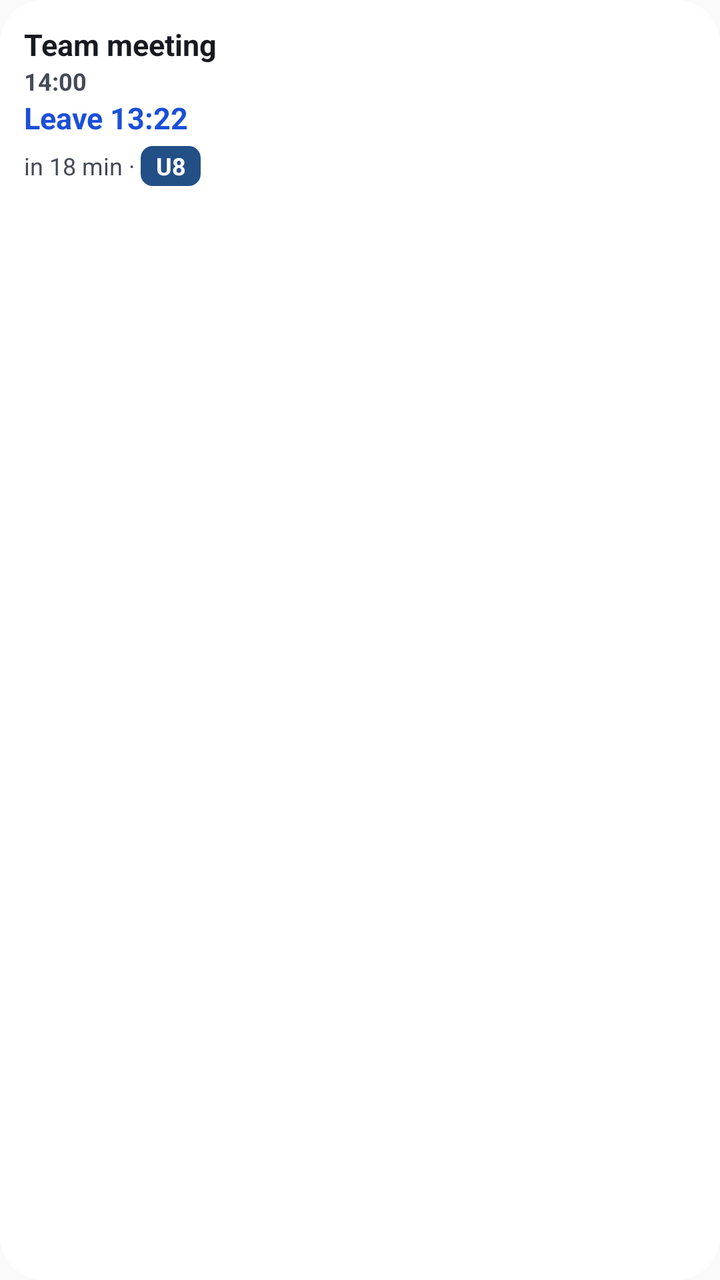
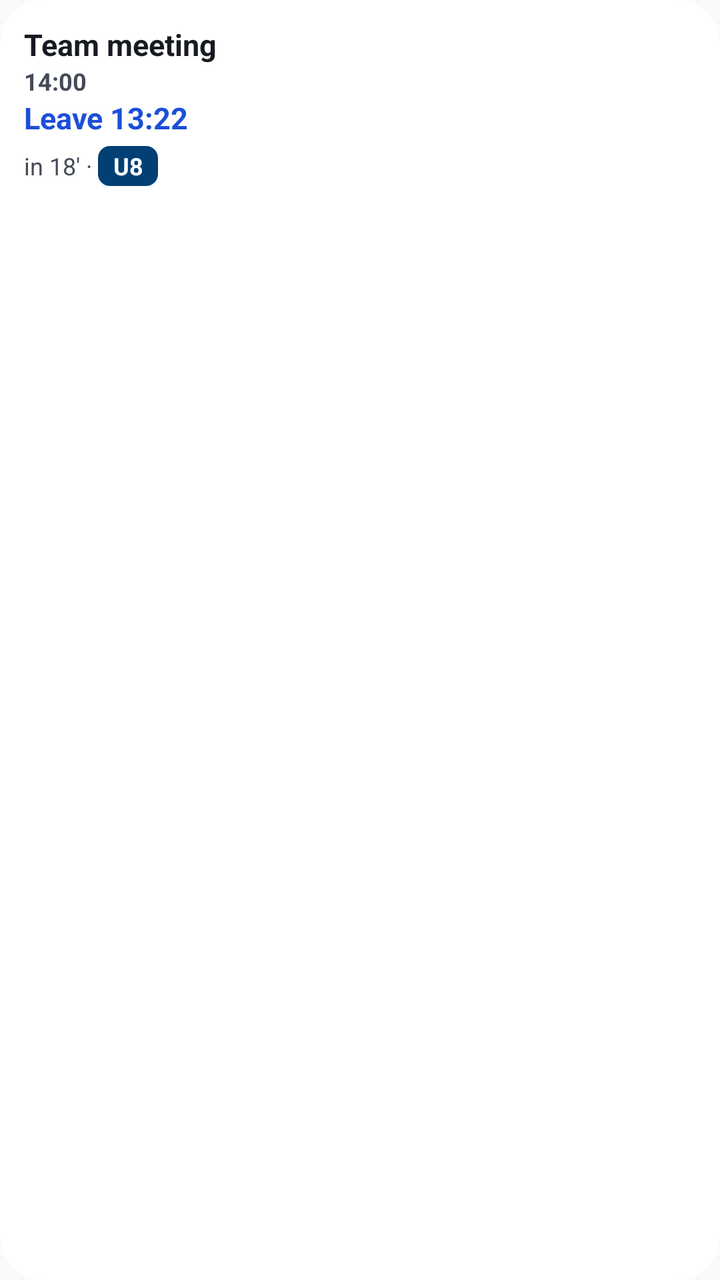

Screens rendered from an Android XML layout before and after an edit, with the pre-edit source and the edit as a unified diff.
<!-- AndroidManifest.xml: application theme Theme.NextStop -->
<!-- res/layout/widget_preview_appointment.xml -->
<?xml version="1.0" encoding="utf-8"?>
<LinearLayout
    xmlns:android="http://schemas.android.com/apk/res/android"
    android:layout_width="match_parent"
    android:layout_height="match_parent"
    android:background="@drawable/widget_preview_card"
    android:orientation="vertical"
    android:padding="12dp">
    <TextView
        android:layout_width="wrap_content"
        android:layout_height="wrap_content"
        android:maxLines="1"
        android:ellipsize="end"
        android:text="@string/widget_preview_appointment"
        android:textColor="#171A21"
        android:textSize="15sp"
        android:textStyle="bold" />
    <TextView
        android:layout_width="wrap_content"
        android:layout_height="wrap_content"
        android:maxLines="1"
        android:ellipsize="end"
        android:text="14:00"
        android:textColor="#454A57"
        android:textSize="12sp"
        android:textStyle="bold" />
    <TextView
        android:layout_width="wrap_content"
        android:layout_height="wrap_content"
        android:maxLines="1"
        android:ellipsize="end"
        android:text="@string/widget_preview_leave"
        android:textColor="#1B4FD8"
        android:textSize="15sp"
        android:textStyle="bold" />
    <LinearLayout
        android:layout_width="match_parent"
        android:layout_height="wrap_content"
        android:layout_marginTop="4dp"
        android:orientation="horizontal"
        android:gravity="center_vertical">
        <TextView
            android:layout_width="wrap_content"
            android:layout_height="wrap_content"
            android:maxLines="1"
            android:ellipsize="end"
            android:text="in 18 min · "
            android:textColor="#454A57"
            android:textSize="12sp" />
        <TextView
            android:layout_width="wrap_content"
            android:layout_height="20dp"
            android:minWidth="30dp"
            android:gravity="center"
            android:paddingHorizontal="6dp"
            android:background="@drawable/widget_preview_pill"
            android:backgroundTint="#224F86"
            android:text="U8"
            android:textColor="#FFFFFF"
            android:textSize="12sp"
            android:textStyle="bold" />
    </LinearLayout>
</LinearLayout>
<!-- resources referenced by this layout -->
<resources>
  <!-- drawable widget_preview_card (drawable) -->
  <?xml version="1.0" encoding="utf-8"?>
  <shape xmlns:android="http://schemas.android.com/apk/res/android" android:shape="rectangle">
      <solid android:color="#FFFFFFFF" />
      <corners android:radius="22dp" />
  </shape>
  <!-- drawable widget_preview_pill (drawable) -->
  <?xml version="1.0" encoding="utf-8"?>
  <shape xmlns:android="http://schemas.android.com/apk/res/android" android:shape="rectangle">
      <solid android:color="#FFFFFFFF" />
      <corners android:radius="6dp" />
  </shape>
  <string name="widget_preview_appointment">Team meeting</string>
  <string name="widget_preview_leave">Leave 13:22</string>
  <style name="Theme.NextStop" parent="android:Theme.Material.Light.NoActionBar" />
</resources>

<!-- the commit's change to res/layout/widget_preview_appointment.xml (unified diff, before → after) -->
@@ -44,7 +44,7 @@
             android:layout_height="wrap_content"
             android:maxLines="1"
             android:ellipsize="end"
-            android:text="in 18 min · "
+            android:text="in 18′ · "
             android:textColor="#454A57"
             android:textSize="12sp" />
         <TextView
@@ -54,7 +54,7 @@
             android:gravity="center"
             android:paddingHorizontal="6dp"
             android:background="@drawable/widget_preview_pill"
-            android:backgroundTint="#224F86"
+            android:backgroundTint="#013F75"
             android:text="U8"
             android:textColor="#FFFFFF"
             android:textSize="12sp"
